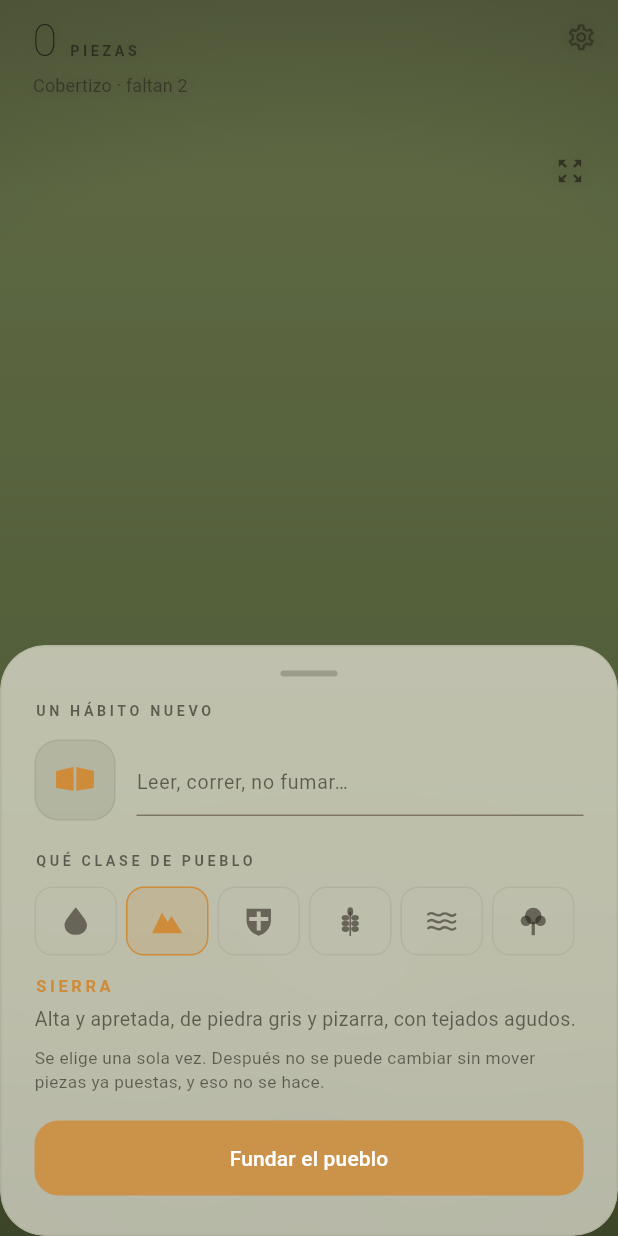
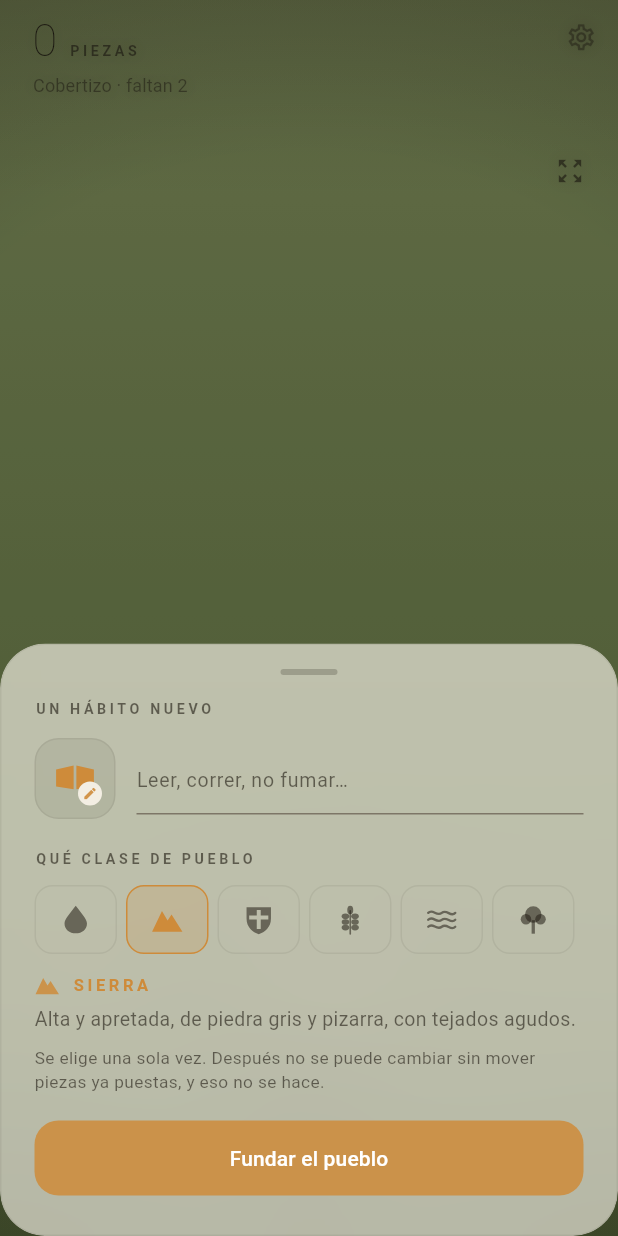
Before and after one commit to BrunoGoat/the-wall, a Flutter app: the screen it shows after launch, after a tap on the "add" icon, on a phone screen of 412 x 824 dp. Run offline on Flutter 3.47's test engine with Material 3 defaults, Android fonts, the phone set to English and light mode, and no system bars; our stand-ins replace audioplayers, shared_preferences.

Commit message:
El prado sigue siendo prado de noche, y editar un hábito son dos campos
**El césped dejaba de ser césped en cuanto se ponía el sol.**

    final meadow = true && pal.isDaylight;

El verde del prado se aplicaba sólo de día. Después el campo caía al color
crudo del suelo — un azul negruzco — que es exactamente de lo que están hechas
las colinas del fondo, así que el prado y el horizonte se volvían una sola
mancha oscura con una raya en medio. Ahora el prado toma su verde a cualquier
hora: de noche uno azulado y profundo, oscuro para que sea de noche y verde
para que siga siendo pasto.

Y mezclado por **cuánto de día es** y no por si el sol está arriba. Eso último
es un sí o un no, y cambia de color en un solo fotograma — el mismo defecto que
partía las montañas en dos hace un rato. `Palette.daylight` es ese número.

**Y la hoja de editar un hábito queda en lo que es.** Fuera el rótulo «este
hábito» —ya se ve cuál es—, fuera «su pueblo», fuera el botón de guardar y
fuera el «+» de fundar otro, que no pinta nada mientras se edita éste. La marca
de la región se pone al lado del nombre de la región y más chica que la del
hábito, porque el tamaño dice cuál de las dos importa. Y la del hábito lleva un
lapicito en la esquina: una marca que abre otras treinta y seis no parece algo
que se pueda tocar si no lo dice.

Guardar pasa a ser automático. Un botón de guardar en una pantalla de dos
campos es un botón que te pide que confirmes lo que acabás de hacer. Fundar sí
mantiene el suyo: un pueblo es una decisión, y la región con la que se funda no
se puede cambiar después.

«Abandonar este hábito» pasa a **«Eliminar este hábito», en rojo**, y el
diálogo también. Borrar un pueblo entero no se deshace y se dice con el color
con el que se dicen esas cosas.

3 tests nuevos sobre las cuarenta y ocho medias horas del día: que el prado se
distinga de la colina más cercana a cualquier hora, que de noche siga teniendo
verde, y que de noche sea mucho más oscuro que a mediodía y tire a azul.

Uno de ellos falló primero a las 19:00, y con razón: a la hora dorada un prado
es más rojo que verde porque lo alumbra un sol naranja a ras del suelo. La
aserción era mía y era demasiado fuerte; ahora sólo exige verde con el sol bajo
el horizonte, que es lo que se reportó. 131 en total.

Co-Authored-By: Claude Opus 5 <noreply@anthropic.com>
Claude-Session: https://claude.ai/code/session_01Fa4yrMpud9wiHg23Qe75CA

```diff
--- a/lib/engine/palette.dart
+++ b/lib/engine/palette.dart
@@ -58,6 +58,13 @@ class Palette {
   }
 
   bool get isDaylight => sunDir.y > 0.02;
+
+  /// How much of a day it is, from nought in the dark to one at noon.
+  ///
+  /// A number and not a yes-or-no, for everything that should change *through*
+  /// dusk rather than at one instant during it. `isDaylight` flips in a single
+  /// frame, and anything hung off it changes colour in that frame.
+  double get daylight => clampD(0.5 + sunDir.y * 2.2, 0.0, 1.0);
 
   /// The moon rides the opposite arc, so there is still a direction to the
   /// light at night instead of flat ambience.
--- a/lib/engine/renderer.dart
+++ b/lib/engine/renderer.dart
@@ -371,15 +371,17 @@ class TownPainter extends CustomPainter {
     if (hy > size.height) return;
     final rect = Rect.fromLTWH(0, hy, size.width, size.height - hy);
     if (rect.height <= 0) return;
-    // The wall stands on a dry plain; the town stands in a meadow. The same
-    // ground, read to suit what is built on it.
-    final meadow = true && pal.isDaylight;
-    final near = meadow
-        ? Color.lerp(pal.ground, const Color(0xFF6B8F3E), 0.45)!
-        : pal.ground;
-    final far = meadow
-        ? Color.lerp(pal.groundFar, const Color(0xFF7E9A4C), 0.38)!
-        : pal.groundFar;
+    // The town stands in a meadow, and a meadow is a meadow at midnight too.
+    //
+    // The green used to be applied only in daylight, so after dark the field
+    // fell back to the bare ground colour — a neutral blue-black, and the same
+    // blue-black the hills behind it are made of. Field and skyline became one
+    // dark shape with a line through it. At night it takes a deep blue-green
+    // instead: dark enough to be night, green enough to still be grass.
+    //
+    // Blended by how much of a day it is rather than by whether the sun is up,
+    // because the second of those changes colour in a single frame.
+    final (far, near) = meadowTone(pal);
     canvas.drawRect(
       rect,
       Paint()
@@ -415,6 +417,26 @@ class TownPainter extends CustomPainter {
   ///    with a straight line back to the start — that is where the huge wedges
   ///    across the view came from. Now only the arc actually in front of the
   ///    camera is walked at all, and each strip is closed by construction.
+  /// The two colours the meadow is painted between: at the horizon, and at
+  /// your feet.
+  static (Color far, Color near) meadowTone(Palette pal) {
+    final day = pal.daylight;
+    final nearGreen = Color.lerp(
+      const Color(0xFF1B4A4E),
+      const Color(0xFF6B8F3E),
+      day,
+    )!;
+    final farGreen = Color.lerp(
+      const Color(0xFF265158),
+      const Color(0xFF7E9A4C),
+      day,
+    )!;
+    return (
+      Color.lerp(pal.groundFar, farGreen, 0.30 + 0.10 * day)!,
+      Color.lerp(pal.ground, nearGreen, 0.34 + 0.13 * day)!,
+    );
+  }
+
   /// What one range is painted with: the colour of its body, and the colour
   /// its foot fades to where it meets the horizon.
   ///
--- a/lib/ui/habits_sheet.dart
+++ b/lib/ui/habits_sheet.dart
@@ -23,6 +23,10 @@ class HabitsSheet extends StatefulWidget {
   @override
   State<HabitsSheet> createState() => _HabitsSheetState();
 }
+
+/// Borrar un pueblo entero no se deshace, así que se dice en el color con el
+/// que se dicen esas cosas.
+const Color _danger = Color(0xFFD9705F);
 
 class _HabitsSheetState extends State<HabitsSheet> {
   late final TextEditingController _name;
@@ -53,24 +57,21 @@ class _HabitsSheetState extends State<HabitsSheet> {
     super.dispose();
   }
 
-  void _startNew() {
-    setState(() {
-      _creating = true;
-      _name.text = '';
-      _symbol = habitSymbols[widget.store.habits.length % habitSymbols.length];
-      _place = TownCharacter.forSlot(widget.store.habits.length).order;
-      _picking = false;
-    });
+  /// Editing writes as you go, so there is no button to press and nothing to
+  /// lose by closing the sheet. A save button on a screen with two fields is a
+  /// button asking you to confirm that you meant the thing you just did.
+  ///
+  /// Founding is the other case and keeps its button: a town is a decision,
+  /// and the region it is founded with can never be changed afterwards.
+  void _keep() {
+    if (_creating) return;
+    final store = widget.store;
+    store.renameHabit(store.active, name: _name.text, symbol: _symbol);
   }
 
-  void _commit() {
-    final store = widget.store;
+  void _found() {
     Sensory.instance.tick();
-    if (_creating) {
-      store.addHabit(_name.text, _symbol, character: _place);
-    } else {
-      store.renameHabit(store.active, name: _name.text, symbol: _symbol);
-    }
+    widget.store.addHabit(_name.text, _symbol, character: _place);
     Navigator.of(context).pop();
   }
 
@@ -104,11 +105,10 @@ class _HabitsSheetState extends State<HabitsSheet> {
                 ),
               ),
               const SizedBox(height: 16),
-              Text(
-                _creating ? 'UN HÁBITO NUEVO' : 'ESTE HÁBITO',
-                style: t.label,
-              ),
+              if (_creating) ...[
+                Text('UN HÁBITO NUEVO', style: t.label),
                 const SizedBox(height: 12),
+              ],
 
               Row(
                 children: [
@@ -131,10 +131,37 @@ class _HabitsSheetState extends State<HabitsSheet> {
                           color: _picking ? t.accent : t.stroke,
                         ),
                       ),
-                      child: HabitSigil(
+                      child: Stack(
+                        clipBehavior: Clip.none,
+                        alignment: Alignment.center,
+                        children: [
+                          HabitSigil(
                             symbol: _symbol,
                             color: t.accent,
                             size: 30,
+                          ),
+                          // A pencil in the corner, because a mark that opens
+                          // thirty-six other marks does not look like a thing
+                          // you can press unless it says so.
+                          Positioned(
+                            right: -3,
+                            bottom: -3,
+                            child: Container(
+                              padding: const EdgeInsets.all(3),
+                              decoration: BoxDecoration(
+                                color: t.dark
+                                    ? const Color(0xFF1A1A22)
+                                    : const Color(0xFFF3EEE3),
+                                shape: BoxShape.circle,
+                              ),
+                              child: Icon(
+                                Icons.edit,
+                                size: 10,
+                                color: t.accent.withValues(alpha: 0.9),
+                              ),
+                            ),
+                          ),
+                        ],
                       ),
                     ),
                   ),
@@ -142,6 +169,7 @@ class _HabitsSheetState extends State<HabitsSheet> {
                   Expanded(
                     child: TextField(
                       controller: _name,
+                      onChanged: (_) => _keep(),
                       style: t.body.copyWith(fontSize: 17),
                       textCapitalization: TextCapitalization.sentences,
                       maxLength: 24,
@@ -177,6 +205,7 @@ class _HabitsSheetState extends State<HabitsSheet> {
                                     _symbol = s;
                                     _picking = false;
                                   });
+                                  _keep();
                                 },
                                 child: Container(
                                   width: 40,
@@ -211,11 +240,10 @@ class _HabitsSheetState extends State<HabitsSheet> {
               // is founded, and then never again: the character decides how
               // wide the plots are and in what order the hundred and twelve
               // arrive, so changing it later would move pieces laid years ago.
-              Text(
-                _creating ? 'QUÉ CLASE DE PUEBLO' : 'SU PUEBLO',
-                style: t.label,
-              ),
+              if (_creating) ...[
+                Text('QUÉ CLASE DE PUEBLO', style: t.label),
                 const SizedBox(height: 10),
+              ],
               if (_creating)
                 Row(
                   children: [
@@ -263,6 +291,18 @@ class _HabitsSheetState extends State<HabitsSheet> {
                   key: ValueKey(ch.region),
                   crossAxisAlignment: CrossAxisAlignment.start,
                   children: [
+                    Row(
+                      children: [
+                        // Smaller than the habit's own mark on purpose: this
+                        // one says what kind of place it is, not what the
+                        // habit is, and the size says which of the two you
+                        // are looking at.
+                        HabitSigil(
+                          symbol: ch.symbol,
+                          color: t.accent.withValues(alpha: 0.85),
+                          size: 17,
+                        ),
+                        const SizedBox(width: 8),
                         Text(
                           ch.region.toUpperCase(),
                           style: t.label.copyWith(
@@ -270,6 +310,8 @@ class _HabitsSheetState extends State<HabitsSheet> {
                             color: t.accent,
                             letterSpacing: 2.4,
                           ),
+                        ),
+                      ],
                     ),
                     const SizedBox(height: 5),
                     Text(ch.blurb, style: t.bodySoft),
@@ -285,12 +327,14 @@ class _HabitsSheetState extends State<HabitsSheet> {
                 ),
               ],
 
+              // Only when founding. Editing writes as you type, so there is
+              // nothing here to confirm and nothing to lose by closing.
+              if (_creating) ...[
                 const SizedBox(height: 18),
-              Row(
-                children: [
-                  Expanded(
+                SizedBox(
+                  width: double.infinity,
                   child: FilledButton(
-                      onPressed: _commit,
+                    onPressed: _found,
                     style: FilledButton.styleFrom(
                       backgroundColor: t.accent.withValues(alpha: 0.85),
                       foregroundColor: t.dark ? Colors.black : Colors.white,
@@ -299,40 +343,24 @@ class _HabitsSheetState extends State<HabitsSheet> {
                         borderRadius: BorderRadius.circular(16),
                       ),
                     ),
-                      child: Text(_creating ? 'Fundar el pueblo' : 'Guardar'),
+                    child: const Text('Fundar el pueblo'),
                   ),
                 ),
-                  if (!_creating && store.canAddHabit) ...[
-                    const SizedBox(width: 10),
-                    OutlinedButton(
-                      onPressed: _startNew,
-                      style: OutlinedButton.styleFrom(
-                        foregroundColor: t.fgSoft,
-                        side: BorderSide(color: t.stroke),
-                        padding: const EdgeInsets.symmetric(
-                          vertical: 15,
-                          horizontal: 16,
-                        ),
-                        shape: RoundedRectangleBorder(
-                          borderRadius: BorderRadius.circular(16),
-                        ),
-                      ),
-                      child: const Icon(Icons.add, size: 19),
-                    ),
               ],
-                ],
-              ),
 
               if (!_creating && store.habits.length > 1) ...[
-                const SizedBox(height: 6),
+                const SizedBox(height: 10),
                 Align(
                   alignment: Alignment.centerLeft,
                   child: TextButton(
                     onPressed: () => _confirmRemove(context),
-                    style: TextButton.styleFrom(foregroundColor: t.fgFaint),
+                    style: TextButton.styleFrom(foregroundColor: _danger),
                     child: Text(
-                      'Abandonar este hábito',
-                      style: t.bodySoft.copyWith(fontSize: 12),
+                      'Eliminar este hábito',
+                      style: t.bodySoft.copyWith(
+                        fontSize: 12.5,
+                        color: _danger,
+                      ),
                     ),
                   ),
                 ),
@@ -352,7 +380,7 @@ class _HabitsSheetState extends State<HabitsSheet> {
       builder: (dialog) => AlertDialog(
         backgroundColor: t.panelStrong,
         elevation: 0,
-        title: Text('¿Abandonar ${h.name}?', style: t.body),
+        title: Text('¿Eliminar ${h.name}?', style: t.body),
         content: Text(
           'Se borra su pueblo entero: ${h.total} piezas. No hay vuelta atrás.',
           style: t.bodySoft,
@@ -368,9 +396,9 @@ class _HabitsSheetState extends State<HabitsSheet> {
               Navigator.of(dialog).pop();
               Navigator.of(context).pop();
             },
-            child: Text(
-              'Abandonar',
-              style: TextStyle(color: t.accent, fontWeight: FontWeight.w600),
+            child: const Text(
+              'Eliminar',
+              style: TextStyle(color: _danger, fontWeight: FontWeight.w600),
             ),
           ),
         ],
```
Also changed, not shown: 1 other file. Lines whose indentation alone changed are shown as unchanged.
